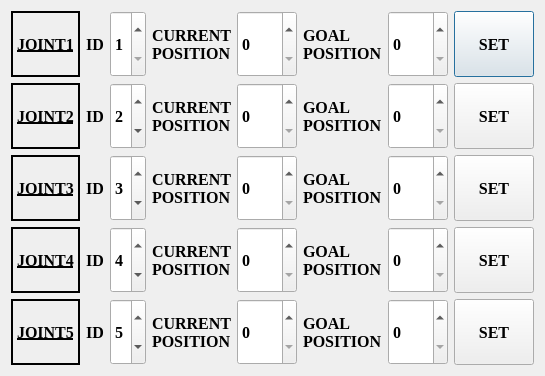
Before: the Qt Designer form singlejointcontrldlg.ui in thinkexist1989/um_qt, drawn with Qt 5.
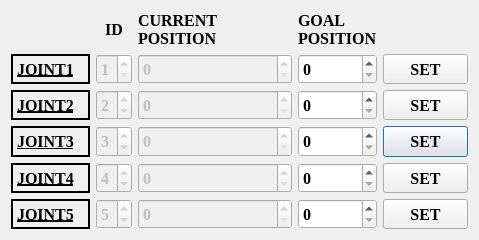
After: the same form once the commit is applied. Icons and pictures are not drawn.

```diff
--- a/singlejointcontrldlg.ui
+++ b/singlejointcontrldlg.ui
@@ -6,8 +6,8 @@
    <rect>
     <x>0</x>
     <y>0</y>
-    <width>530</width>
-    <height>376</height>
+    <width>479</width>
+    <height>240</height>
    </rect>
   </property>
   <property name="font">
@@ -22,171 +22,52 @@
    <string>SingleJointContrlDlg</string>
   </property>
   <layout class="QGridLayout" name="gridLayout">
+   <item row="4" column="0">
+    <widget class="QLabel" name="label_13">
+     <property name="sizePolicy">
+      <sizepolicy hsizetype="Expanding" vsizetype="Expanding">
+       <horstretch>0</horstretch>
+       <verstretch>0</verstretch>
+      </sizepolicy>
+     </property>
+     <property name="font">
+      <font>
+       <family>Times New Roman</family>
+       <pointsize>12</pointsize>
+       <weight>75</weight>
+       <italic>false</italic>
+       <bold>true</bold>
+       <underline>true</underline>
+      </font>
+     </property>
+     <property name="frameShape">
+      <enum>QFrame::WinPanel</enum>
+     </property>
+     <property name="frameShadow">
+      <enum>QFrame::Plain</enum>
+     </property>
+     <property name="text">
+      <string>JOINT4</string>
+     </property>
+    </widget>
+   </item>
    <item row="0" column="0">
-    <layout class="QHBoxLayout" name="horizontalLayout_4">
-     <item>
-      <layout class="QHBoxLayout" name="horizontalLayout">
-       <item>
-        <widget class="QLabel" name="label_4">
-         <property name="sizePolicy">
-          <sizepolicy hsizetype="Expanding" vsizetype="Expanding">
-           <horstretch>0</horstretch>
-           <verstretch>0</verstretch>
-          </sizepolicy>
-         </property>
-         <property name="font">
-          <font>
-           <family>Times New Roman</family>
-           <pointsize>12</pointsize>
-           <weight>75</weight>
-           <italic>false</italic>
-           <bold>true</bold>
-           <underline>true</underline>
-          </font>
-         </property>
-         <property name="frameShape">
-          <enum>QFrame::WinPanel</enum>
-         </property>
-         <property name="frameShadow">
-          <enum>QFrame::Plain</enum>
-         </property>
-         <property name="text">
-          <string>JOINT1</string>
-         </property>
-        </widget>
-       </item>
-       <item>
-        <widget class="QLabel" name="label_2">
-         <property name="sizePolicy">
-          <sizepolicy hsizetype="Expanding" vsizetype="Expanding">
-           <horstretch>0</horstretch>
-           <verstretch>0</verstretch>
-          </sizepolicy>
-         </property>
-         <property name="font">
-          <font>
-           <family>Times New Roman</family>
-           <pointsize>12</pointsize>
-           <weight>75</weight>
-           <bold>true</bold>
-          </font>
-         </property>
-         <property name="text">
-          <string>ID</string>
-         </property>
-         <property name="scaledContents">
-          <bool>true</bool>
-         </property>
-         <property name="alignment">
-          <set>Qt::AlignCenter</set>
-         </property>
-         <property name="wordWrap">
-          <bool>true</bool>
-         </property>
-        </widget>
-       </item>
-       <item>
-        <widget class="QSpinBox" name="idSpinBox_1">
-         <property name="sizePolicy">
-          <sizepolicy hsizetype="Expanding" vsizetype="Expanding">
-           <horstretch>0</horstretch>
-           <verstretch>0</verstretch>
-          </sizepolicy>
-         </property>
-         <property name="font">
-          <font>
-           <family>Times New Roman</family>
-           <pointsize>12</pointsize>
-           <weight>75</weight>
-           <bold>true</bold>
-          </font>
-         </property>
-         <property name="minimum">
-          <number>1</number>
-         </property>
-         <property name="maximum">
-          <number>6</number>
-         </property>
-        </widget>
-       </item>
-      </layout>
-     </item>
-     <item>
-      <layout class="QHBoxLayout" name="horizontalLayout_3">
-       <item>
-        <widget class="QLabel" name="label_3">
-         <property name="font">
-          <font>
-           <family>Times New Roman</family>
-           <pointsize>12</pointsize>
-           <weight>75</weight>
-           <bold>true</bold>
-          </font>
-         </property>
-         <property name="text">
-          <string>CURRENT POSITION</string>
-         </property>
-         <property name="wordWrap">
-          <bool>true</bool>
-         </property>
-        </widget>
-       </item>
-       <item>
-        <widget class="QSpinBox" name="CurrentPosSpinBox_1">
-         <property name="sizePolicy">
-          <sizepolicy hsizetype="Fixed" vsizetype="Preferred">
-           <horstretch>0</horstretch>
-           <verstretch>0</verstretch>
-          </sizepolicy>
-         </property>
-         <property name="font">
-          <font>
-           <family>Times New Roman</family>
-           <pointsize>12</pointsize>
-           <weight>75</weight>
-           <bold>true</bold>
-          </font>
-         </property>
-         <property name="maximum">
-          <number>4095</number>
-         </property>
-        </widget>
-       </item>
-      </layout>
-     </item>
-     <item>
-      <layout class="QHBoxLayout" name="horizontalLayout_2">
-       <item>
-        <widget class="QLabel" name="label">
-         <property name="sizePolicy">
-          <sizepolicy hsizetype="Expanding" vsizetype="Expanding">
-           <horstretch>0</horstretch>
-           <verstretch>0</verstretch>
-          </sizepolicy>
-         </property>
-         <property name="font">
-          <font>
-           <family>Times New Roman</family>
-           <pointsize>12</pointsize>
-           <weight>75</weight>
-           <bold>true</bold>
-          </font>
-         </property>
-         <property name="text">
-          <string>GOAL POSITION</string>
-         </property>
-         <property name="scaledContents">
-          <bool>false</bool>
-         </property>
-         <property name="wordWrap">
-          <bool>true</bool>
-         </property>
-        </widget>
-       </item>
-       <item>
+    <spacer name="horizontalSpacer">
+     <property name="orientation">
+      <enum>Qt::Horizontal</enum>
+     </property>
+     <property name="sizeHint" stdset="0">
+      <size>
+       <width>86</width>
+       <height>20</height>
+      </size>
+     </property>
+    </spacer>
+   </item>
+   <item row="1" column="3">
         <widget class="QSpinBox" name="GoalPosSpinBox_1">
          <property name="sizePolicy">
-          <sizepolicy hsizetype="Fixed" vsizetype="Expanding">
+      <sizepolicy hsizetype="Expanding" vsizetype="Expanding">
            <horstretch>0</horstretch>
            <verstretch>0</verstretch>
           </sizepolicy>
@@ -204,8 +85,29 @@
          </property>
         </widget>
        </item>
-       <item>
-        <widget class="QPushButton" name="SetPosBtn_1">
+   <item row="5" column="3">
+    <widget class="QSpinBox" name="GoalPosSpinBox_5">
+     <property name="sizePolicy">
+      <sizepolicy hsizetype="Expanding" vsizetype="Expanding">
+       <horstretch>0</horstretch>
+       <verstretch>0</verstretch>
+      </sizepolicy>
+     </property>
+     <property name="font">
+      <font>
+       <family>Times New Roman</family>
+       <pointsize>12</pointsize>
+       <weight>75</weight>
+       <bold>true</bold>
+      </font>
+     </property>
+     <property name="maximum">
+      <number>4095</number>
+     </property>
+    </widget>
+   </item>
+   <item row="3" column="4" colspan="2">
+    <widget class="QPushButton" name="SetPosBtn_3">
          <property name="sizePolicy">
           <sizepolicy hsizetype="Expanding" vsizetype="Expanding">
            <horstretch>0</horstretch>
@@ -235,75 +137,11 @@
          </property>
         </widget>
        </item>
-      </layout>
-     </item>
-    </layout>
-   </item>
-   <item row="1" column="0">
-    <layout class="QHBoxLayout" name="horizontalLayout_5">
-     <item>
-      <layout class="QHBoxLayout" name="horizontalLayout_6">
-       <item>
-        <widget class="QLabel" name="label_5">
-         <property name="sizePolicy">
-          <sizepolicy hsizetype="Expanding" vsizetype="Expanding">
-           <horstretch>0</horstretch>
-           <verstretch>0</verstretch>
-          </sizepolicy>
-         </property>
-         <property name="font">
-          <font>
-           <family>Times New Roman</family>
-           <pointsize>12</pointsize>
-           <weight>75</weight>
-           <italic>false</italic>
-           <bold>true</bold>
-           <underline>true</underline>
-          </font>
-         </property>
-         <property name="frameShape">
-          <enum>QFrame::WinPanel</enum>
-         </property>
-         <property name="frameShadow">
-          <enum>QFrame::Plain</enum>
-         </property>
-         <property name="text">
-          <string>JOINT2</string>
-         </property>
-        </widget>
-       </item>
-       <item>
-        <widget class="QLabel" name="label_6">
-         <property name="sizePolicy">
-          <sizepolicy hsizetype="Expanding" vsizetype="Expanding">
-           <horstretch>0</horstretch>
-           <verstretch>0</verstretch>
-          </sizepolicy>
-         </property>
-         <property name="font">
-          <font>
-           <family>Times New Roman</family>
-           <pointsize>12</pointsize>
-           <weight>75</weight>
-           <bold>true</bold>
-          </font>
-         </property>
-         <property name="text">
-          <string>ID</string>
-         </property>
-         <property name="scaledContents">
-          <bool>true</bool>
-         </property>
-         <property name="alignment">
-          <set>Qt::AlignCenter</set>
-         </property>
-         <property name="wordWrap">
-          <bool>true</bool>
-         </property>
-        </widget>
-       </item>
-       <item>
+   <item row="2" column="1">
         <widget class="QSpinBox" name="idSpinBox_2">
+     <property name="enabled">
+      <bool>false</bool>
+     </property>
          <property name="sizePolicy">
           <sizepolicy hsizetype="Expanding" vsizetype="Expanding">
            <horstretch>0</horstretch>
@@ -329,55 +167,8 @@
          </property>
         </widget>
        </item>
-      </layout>
-     </item>
-     <item>
-      <layout class="QHBoxLayout" name="horizontalLayout_7">
-       <item>
-        <widget class="QLabel" name="label_7">
-         <property name="font">
-          <font>
-           <family>Times New Roman</family>
-           <pointsize>12</pointsize>
-           <weight>75</weight>
-           <bold>true</bold>
-          </font>
-         </property>
-         <property name="text">
-          <string>CURRENT POSITION</string>
-         </property>
-         <property name="wordWrap">
-          <bool>true</bool>
-         </property>
-        </widget>
-       </item>
-       <item>
-        <widget class="QSpinBox" name="CurrentPosSpinBox_2">
-         <property name="sizePolicy">
-          <sizepolicy hsizetype="Fixed" vsizetype="Preferred">
-           <horstretch>0</horstretch>
-           <verstretch>0</verstretch>
-          </sizepolicy>
-         </property>
-         <property name="font">
-          <font>
-           <family>Times New Roman</family>
-           <pointsize>12</pointsize>
-           <weight>75</weight>
-           <bold>true</bold>
-          </font>
-         </property>
-         <property name="maximum">
-          <number>4095</number>
-         </property>
-        </widget>
-       </item>
-      </layout>
-     </item>
-     <item>
-      <layout class="QHBoxLayout" name="horizontalLayout_8">
-       <item>
-        <widget class="QLabel" name="label_8">
+   <item row="0" column="1">
+    <widget class="QLabel" name="label_2">
          <property name="sizePolicy">
           <sizepolicy hsizetype="Expanding" vsizetype="Expanding">
            <horstretch>0</horstretch>
@@ -393,39 +184,34 @@
           </font>
          </property>
          <property name="text">
-          <string>GOAL POSITION</string>
+      <string>ID</string>
          </property>
          <property name="scaledContents">
-          <bool>false</bool>
+      <bool>true</bool>
+     </property>
+     <property name="alignment">
+      <set>Qt::AlignCenter</set>
          </property>
          <property name="wordWrap">
           <bool>true</bool>
          </property>
         </widget>
        </item>
-       <item>
-        <widget class="QSpinBox" name="GoalPosSpinBox_2">
-         <property name="sizePolicy">
-          <sizepolicy hsizetype="Fixed" vsizetype="Expanding">
-           <horstretch>0</horstretch>
-           <verstretch>0</verstretch>
-          </sizepolicy>
-         </property>
-         <property name="font">
-          <font>
-           <family>Times New Roman</family>
-           <pointsize>12</pointsize>
-           <weight>75</weight>
-           <bold>true</bold>
-          </font>
-         </property>
-         <property name="maximum">
-          <number>4095</number>
-         </property>
-        </widget>
-       </item>
-       <item>
-        <widget class="QPushButton" name="SetPosBtn_2">
+   <item row="0" column="5">
+    <spacer name="horizontalSpacer_2">
+     <property name="orientation">
+      <enum>Qt::Horizontal</enum>
+     </property>
+     <property name="sizeHint" stdset="0">
+      <size>
+       <width>86</width>
+       <height>20</height>
+      </size>
+     </property>
+    </spacer>
+   </item>
+   <item row="4" column="4" colspan="2">
+    <widget class="QPushButton" name="SetPosBtn_4">
          <property name="sizePolicy">
           <sizepolicy hsizetype="Expanding" vsizetype="Expanding">
            <horstretch>0</horstretch>
@@ -455,15 +241,36 @@
          </property>
         </widget>
        </item>
-      </layout>
-     </item>
-    </layout>
-   </item>
-   <item row="2" column="0">
-    <layout class="QHBoxLayout" name="horizontalLayout_9">
-     <item>
-      <layout class="QHBoxLayout" name="horizontalLayout_10">
-       <item>
+   <item row="5" column="0">
+    <widget class="QLabel" name="label_17">
+     <property name="sizePolicy">
+      <sizepolicy hsizetype="Expanding" vsizetype="Expanding">
+       <horstretch>0</horstretch>
+       <verstretch>0</verstretch>
+      </sizepolicy>
+     </property>
+     <property name="font">
+      <font>
+       <family>Times New Roman</family>
+       <pointsize>12</pointsize>
+       <weight>75</weight>
+       <italic>false</italic>
+       <bold>true</bold>
+       <underline>true</underline>
+      </font>
+     </property>
+     <property name="frameShape">
+      <enum>QFrame::WinPanel</enum>
+     </property>
+     <property name="frameShadow">
+      <enum>QFrame::Plain</enum>
+     </property>
+     <property name="text">
+      <string>JOINT5</string>
+     </property>
+    </widget>
+   </item>
+   <item row="3" column="0">
         <widget class="QLabel" name="label_9">
          <property name="sizePolicy">
           <sizepolicy hsizetype="Expanding" vsizetype="Expanding">
@@ -492,141 +299,10 @@
          </property>
         </widget>
        </item>
-       <item>
-        <widget class="QLabel" name="label_10">
-         <property name="sizePolicy">
-          <sizepolicy hsizetype="Expanding" vsizetype="Expanding">
-           <horstretch>0</horstretch>
-           <verstretch>0</verstretch>
-          </sizepolicy>
-         </property>
-         <property name="font">
-          <font>
-           <family>Times New Roman</family>
-           <pointsize>12</pointsize>
-           <weight>75</weight>
-           <bold>true</bold>
-          </font>
-         </property>
-         <property name="text">
-          <string>ID</string>
-         </property>
-         <property name="scaledContents">
-          <bool>true</bool>
-         </property>
-         <property name="alignment">
-          <set>Qt::AlignCenter</set>
-         </property>
-         <property name="wordWrap">
-          <bool>true</bool>
-         </property>
-        </widget>
-       </item>
-       <item>
-        <widget class="QSpinBox" name="idSpinBox_3">
-         <property name="sizePolicy">
-          <sizepolicy hsizetype="Expanding" vsizetype="Expanding">
-           <horstretch>0</horstretch>
-           <verstretch>0</verstretch>
-          </sizepolicy>
-         </property>
-         <property name="font">
-          <font>
-           <family>Times New Roman</family>
-           <pointsize>12</pointsize>
-           <weight>75</weight>
-           <bold>true</bold>
-          </font>
-         </property>
-         <property name="minimum">
-          <number>1</number>
-         </property>
-         <property name="maximum">
-          <number>6</number>
-         </property>
-         <property name="value">
-          <number>3</number>
-         </property>
-        </widget>
-       </item>
-      </layout>
-     </item>
-     <item>
-      <layout class="QHBoxLayout" name="horizontalLayout_11">
-       <item>
-        <widget class="QLabel" name="label_11">
-         <property name="font">
-          <font>
-           <family>Times New Roman</family>
-           <pointsize>12</pointsize>
-           <weight>75</weight>
-           <bold>true</bold>
-          </font>
-         </property>
-         <property name="text">
-          <string>CURRENT POSITION</string>
-         </property>
-         <property name="wordWrap">
-          <bool>true</bool>
-         </property>
-        </widget>
-       </item>
-       <item>
-        <widget class="QSpinBox" name="CurrentPosSpinBox_3">
-         <property name="sizePolicy">
-          <sizepolicy hsizetype="Fixed" vsizetype="Preferred">
-           <horstretch>0</horstretch>
-           <verstretch>0</verstretch>
-          </sizepolicy>
-         </property>
-         <property name="font">
-          <font>
-           <family>Times New Roman</family>
-           <pointsize>12</pointsize>
-           <weight>75</weight>
-           <bold>true</bold>
-          </font>
-         </property>
-         <property name="maximum">
-          <number>4095</number>
-         </property>
-        </widget>
-       </item>
-      </layout>
-     </item>
-     <item>
-      <layout class="QHBoxLayout" name="horizontalLayout_12">
-       <item>
-        <widget class="QLabel" name="label_12">
-         <property name="sizePolicy">
-          <sizepolicy hsizetype="Expanding" vsizetype="Expanding">
-           <horstretch>0</horstretch>
-           <verstretch>0</verstretch>
-          </sizepolicy>
-         </property>
-         <property name="font">
-          <font>
-           <family>Times New Roman</family>
-           <pointsize>12</pointsize>
-           <weight>75</weight>
-           <bold>true</bold>
-          </font>
-         </property>
-         <property name="text">
-          <string>GOAL POSITION</string>
-         </property>
-         <property name="scaledContents">
-          <bool>false</bool>
-         </property>
-         <property name="wordWrap">
-          <bool>true</bool>
-         </property>
-        </widget>
-       </item>
-       <item>
+   <item row="3" column="3">
         <widget class="QSpinBox" name="GoalPosSpinBox_3">
          <property name="sizePolicy">
-          <sizepolicy hsizetype="Fixed" vsizetype="Expanding">
+      <sizepolicy hsizetype="Expanding" vsizetype="Expanding">
            <horstretch>0</horstretch>
            <verstretch>0</verstretch>
           </sizepolicy>
@@ -644,8 +320,11 @@
          </property>
         </widget>
        </item>
-       <item>
-        <widget class="QPushButton" name="SetPosBtn_3">
+   <item row="2" column="2">
+    <widget class="QSpinBox" name="CurrentPosSpinBox_2">
+     <property name="enabled">
+      <bool>false</bool>
+     </property>
          <property name="sizePolicy">
           <sizepolicy hsizetype="Expanding" vsizetype="Expanding">
            <horstretch>0</horstretch>
@@ -660,31 +339,13 @@
            <bold>true</bold>
           </font>
          </property>
-         <property name="text">
-          <string>SET</string>
-         </property>
-         <property name="icon">
-          <iconset resource="Resource.qrc">
-           <normaloff>:/icons/goalpos.ico</normaloff>:/icons/goalpos.ico</iconset>
-         </property>
-         <property name="iconSize">
-          <size>
-           <width>30</width>
-           <height>30</height>
-          </size>
+     <property name="maximum">
+      <number>4095</number>
          </property>
         </widget>
        </item>
-      </layout>
-     </item>
-    </layout>
-   </item>
-   <item row="3" column="0">
-    <layout class="QHBoxLayout" name="horizontalLayout_13">
-     <item>
-      <layout class="QHBoxLayout" name="horizontalLayout_14">
-       <item>
-        <widget class="QLabel" name="label_13">
+   <item row="1" column="0">
+    <widget class="QLabel" name="label_4">
          <property name="sizePolicy">
           <sizepolicy hsizetype="Expanding" vsizetype="Expanding">
            <horstretch>0</horstretch>
@@ -708,18 +369,12 @@
           <enum>QFrame::Plain</enum>
          </property>
          <property name="text">
-          <string>JOINT4</string>
+      <string>JOINT1</string>
          </property>
         </widget>
        </item>
-       <item>
-        <widget class="QLabel" name="label_14">
-         <property name="sizePolicy">
-          <sizepolicy hsizetype="Expanding" vsizetype="Expanding">
-           <horstretch>0</horstretch>
-           <verstretch>0</verstretch>
-          </sizepolicy>
-         </property>
+   <item row="0" column="2">
+    <widget class="QLabel" name="label_3">
          <property name="font">
           <font>
            <family>Times New Roman</family>
@@ -729,21 +384,66 @@
           </font>
          </property>
          <property name="text">
-          <string>ID</string>
-         </property>
-         <property name="scaledContents">
-          <bool>true</bool>
-         </property>
-         <property name="alignment">
-          <set>Qt::AlignCenter</set>
+      <string>CURRENT POSITION</string>
          </property>
          <property name="wordWrap">
           <bool>true</bool>
          </property>
         </widget>
        </item>
-       <item>
+   <item row="4" column="2">
+    <widget class="QSpinBox" name="CurrentPosSpinBox_4">
+     <property name="enabled">
+      <bool>false</bool>
+     </property>
+     <property name="sizePolicy">
+      <sizepolicy hsizetype="Expanding" vsizetype="Expanding">
+       <horstretch>0</horstretch>
+       <verstretch>0</verstretch>
+      </sizepolicy>
+     </property>
+     <property name="font">
+      <font>
+       <family>Times New Roman</family>
+       <pointsize>12</pointsize>
+       <weight>75</weight>
+       <bold>true</bold>
+      </font>
+     </property>
+     <property name="maximum">
+      <number>4095</number>
+     </property>
+    </widget>
+   </item>
+   <item row="5" column="2">
+    <widget class="QSpinBox" name="CurrentPosSpinBox_5">
+     <property name="enabled">
+      <bool>false</bool>
+     </property>
+     <property name="sizePolicy">
+      <sizepolicy hsizetype="Expanding" vsizetype="Expanding">
+       <horstretch>0</horstretch>
+       <verstretch>0</verstretch>
+      </sizepolicy>
+     </property>
+     <property name="font">
+      <font>
+       <family>Times New Roman</family>
+       <pointsize>12</pointsize>
+       <weight>75</weight>
+       <bold>true</bold>
+      </font>
+     </property>
+     <property name="maximum">
+      <number>4095</number>
+     </property>
+    </widget>
+   </item>
+   <item row="4" column="1">
         <widget class="QSpinBox" name="idSpinBox_4">
+     <property name="enabled">
+      <bool>false</bool>
+     </property>
          <property name="sizePolicy">
           <sizepolicy hsizetype="Expanding" vsizetype="Expanding">
            <horstretch>0</horstretch>
@@ -769,12 +469,14 @@
          </property>
         </widget>
        </item>
-      </layout>
-     </item>
-     <item>
-      <layout class="QHBoxLayout" name="horizontalLayout_15">
-       <item>
-        <widget class="QLabel" name="label_15">
+   <item row="2" column="4" colspan="2">
+    <widget class="QPushButton" name="SetPosBtn_2">
+     <property name="sizePolicy">
+      <sizepolicy hsizetype="Expanding" vsizetype="Expanding">
+       <horstretch>0</horstretch>
+       <verstretch>0</verstretch>
+      </sizepolicy>
+     </property>
          <property name="font">
           <font>
            <family>Times New Roman</family>
@@ -784,17 +486,27 @@
           </font>
          </property>
          <property name="text">
-          <string>CURRENT POSITION</string>
-         </property>
-         <property name="wordWrap">
-          <bool>true</bool>
-         </property>
-        </widget>
-       </item>
-       <item>
-        <widget class="QSpinBox" name="CurrentPosSpinBox_4">
+      <string>SET</string>
+     </property>
+     <property name="icon">
+      <iconset resource="Resource.qrc">
+       <normaloff>:/icons/goalpos.ico</normaloff>:/icons/goalpos.ico</iconset>
+     </property>
+     <property name="iconSize">
+      <size>
+       <width>30</width>
+       <height>30</height>
+      </size>
+     </property>
+    </widget>
+   </item>
+   <item row="3" column="2">
+    <widget class="QSpinBox" name="CurrentPosSpinBox_3">
+     <property name="enabled">
+      <bool>false</bool>
+     </property>
          <property name="sizePolicy">
-          <sizepolicy hsizetype="Fixed" vsizetype="Preferred">
+      <sizepolicy hsizetype="Expanding" vsizetype="Expanding">
            <horstretch>0</horstretch>
            <verstretch>0</verstretch>
           </sizepolicy>
@@ -812,12 +524,11 @@
          </property>
         </widget>
        </item>
-      </layout>
-     </item>
-     <item>
-      <layout class="QHBoxLayout" name="horizontalLayout_16">
-       <item>
-        <widget class="QLabel" name="label_16">
+   <item row="1" column="1">
+    <widget class="QSpinBox" name="idSpinBox_1">
+     <property name="enabled">
+      <bool>false</bool>
+     </property>
          <property name="sizePolicy">
           <sizepolicy hsizetype="Expanding" vsizetype="Expanding">
            <horstretch>0</horstretch>
@@ -832,21 +543,18 @@
            <bold>true</bold>
           </font>
          </property>
-         <property name="text">
-          <string>GOAL POSITION</string>
-         </property>
-         <property name="scaledContents">
-          <bool>false</bool>
-         </property>
-         <property name="wordWrap">
-          <bool>true</bool>
-         </property>
-        </widget>
-       </item>
-       <item>
-        <widget class="QSpinBox" name="GoalPosSpinBox_4">
+     <property name="minimum">
+      <number>1</number>
+     </property>
+     <property name="maximum">
+      <number>6</number>
+     </property>
+    </widget>
+   </item>
+   <item row="2" column="3">
+    <widget class="QSpinBox" name="GoalPosSpinBox_2">
          <property name="sizePolicy">
-          <sizepolicy hsizetype="Fixed" vsizetype="Expanding">
+      <sizepolicy hsizetype="Expanding" vsizetype="Expanding">
            <horstretch>0</horstretch>
            <verstretch>0</verstretch>
           </sizepolicy>
@@ -864,8 +572,8 @@
          </property>
         </widget>
        </item>
-       <item>
-        <widget class="QPushButton" name="SetPosBtn_4">
+   <item row="5" column="4" colspan="2">
+    <widget class="QPushButton" name="SetPosBtn_5">
          <property name="sizePolicy">
           <sizepolicy hsizetype="Expanding" vsizetype="Expanding">
            <horstretch>0</horstretch>
@@ -895,45 +603,11 @@
          </property>
         </widget>
        </item>
-      </layout>
-     </item>
-    </layout>
-   </item>
-   <item row="4" column="0">
-    <layout class="QHBoxLayout" name="horizontalLayout_17">
-     <item>
-      <layout class="QHBoxLayout" name="horizontalLayout_18">
-       <item>
-        <widget class="QLabel" name="label_17">
-         <property name="sizePolicy">
-          <sizepolicy hsizetype="Expanding" vsizetype="Expanding">
-           <horstretch>0</horstretch>
-           <verstretch>0</verstretch>
-          </sizepolicy>
-         </property>
-         <property name="font">
-          <font>
-           <family>Times New Roman</family>
-           <pointsize>12</pointsize>
-           <weight>75</weight>
-           <italic>false</italic>
-           <bold>true</bold>
-           <underline>true</underline>
-          </font>
-         </property>
-         <property name="frameShape">
-          <enum>QFrame::WinPanel</enum>
-         </property>
-         <property name="frameShadow">
-          <enum>QFrame::Plain</enum>
-         </property>
-         <property name="text">
-          <string>JOINT5</string>
-         </property>
-        </widget>
-       </item>
-       <item>
-        <widget class="QLabel" name="label_18">
+   <item row="1" column="2">
+    <widget class="QSpinBox" name="CurrentPosSpinBox_1">
+     <property name="enabled">
+      <bool>false</bool>
+     </property>
          <property name="sizePolicy">
           <sizepolicy hsizetype="Expanding" vsizetype="Expanding">
            <horstretch>0</horstretch>
@@ -948,22 +622,16 @@
            <bold>true</bold>
           </font>
          </property>
-         <property name="text">
-          <string>ID</string>
-         </property>
-         <property name="scaledContents">
-          <bool>true</bool>
-         </property>
-         <property name="alignment">
-          <set>Qt::AlignCenter</set>
-         </property>
-         <property name="wordWrap">
-          <bool>true</bool>
-         </property>
-        </widget>
-       </item>
-       <item>
+     <property name="maximum">
+      <number>4095</number>
+     </property>
+    </widget>
+   </item>
+   <item row="5" column="1">
         <widget class="QSpinBox" name="idSpinBox_5">
+     <property name="enabled">
+      <bool>false</bool>
+     </property>
          <property name="sizePolicy">
           <sizepolicy hsizetype="Expanding" vsizetype="Expanding">
            <horstretch>0</horstretch>
@@ -989,103 +657,8 @@
          </property>
         </widget>
        </item>
-      </layout>
-     </item>
-     <item>
-      <layout class="QHBoxLayout" name="horizontalLayout_19">
-       <item>
-        <widget class="QLabel" name="label_19">
-         <property name="font">
-          <font>
-           <family>Times New Roman</family>
-           <pointsize>12</pointsize>
-           <weight>75</weight>
-           <bold>true</bold>
-          </font>
-         </property>
-         <property name="text">
-          <string>CURRENT POSITION</string>
-         </property>
-         <property name="wordWrap">
-          <bool>true</bool>
-         </property>
-        </widget>
-       </item>
-       <item>
-        <widget class="QSpinBox" name="CurrentPosSpinBox_5">
-         <property name="sizePolicy">
-          <sizepolicy hsizetype="Fixed" vsizetype="Preferred">
-           <horstretch>0</horstretch>
-           <verstretch>0</verstretch>
-          </sizepolicy>
-         </property>
-         <property name="font">
-          <font>
-           <family>Times New Roman</family>
-           <pointsize>12</pointsize>
-           <weight>75</weight>
-           <bold>true</bold>
-          </font>
-         </property>
-         <property name="maximum">
-          <number>4095</number>
-         </property>
-        </widget>
-       </item>
-      </layout>
-     </item>
-     <item>
-      <layout class="QHBoxLayout" name="horizontalLayout_20">
-       <item>
-        <widget class="QLabel" name="label_20">
-         <property name="sizePolicy">
-          <sizepolicy hsizetype="Expanding" vsizetype="Expanding">
-           <horstretch>0</horstretch>
-           <verstretch>0</verstretch>
-          </sizepolicy>
-         </property>
-         <property name="font">
-          <font>
-           <family>Times New Roman</family>
-           <pointsize>12</pointsize>
-           <weight>75</weight>
-           <bold>true</bold>
-          </font>
-         </property>
-         <property name="text">
-          <string>GOAL POSITION</string>
-         </property>
-         <property name="scaledContents">
-          <bool>false</bool>
-         </property>
-         <property name="wordWrap">
-          <bool>true</bool>
-         </property>
-        </widget>
-       </item>
-       <item>
-        <widget class="QSpinBox" name="GoalPosSpinBox_5">
-         <property name="sizePolicy">
-          <sizepolicy hsizetype="Fixed" vsizetype="Expanding">
-           <horstretch>0</horstretch>
-           <verstretch>0</verstretch>
-          </sizepolicy>
-         </property>
-         <property name="font">
-          <font>
-           <family>Times New Roman</family>
-           <pointsize>12</pointsize>
-           <weight>75</weight>
-           <bold>true</bold>
-          </font>
-         </property>
-         <property name="maximum">
-          <number>4095</number>
-         </property>
-        </widget>
-       </item>
-       <item>
-        <widget class="QPushButton" name="SetPosBtn_5">
+   <item row="1" column="4" colspan="2">
+    <widget class="QPushButton" name="SetPosBtn_1">
          <property name="sizePolicy">
           <sizepolicy hsizetype="Expanding" vsizetype="Expanding">
            <horstretch>0</horstretch>
@@ -1115,9 +688,113 @@
          </property>
         </widget>
        </item>
-      </layout>
-     </item>
-    </layout>
+   <item row="4" column="3">
+    <widget class="QSpinBox" name="GoalPosSpinBox_4">
+     <property name="sizePolicy">
+      <sizepolicy hsizetype="Expanding" vsizetype="Expanding">
+       <horstretch>0</horstretch>
+       <verstretch>0</verstretch>
+      </sizepolicy>
+     </property>
+     <property name="font">
+      <font>
+       <family>Times New Roman</family>
+       <pointsize>12</pointsize>
+       <weight>75</weight>
+       <bold>true</bold>
+      </font>
+     </property>
+     <property name="maximum">
+      <number>4095</number>
+     </property>
+    </widget>
+   </item>
+   <item row="2" column="0">
+    <widget class="QLabel" name="label_5">
+     <property name="sizePolicy">
+      <sizepolicy hsizetype="Expanding" vsizetype="Expanding">
+       <horstretch>0</horstretch>
+       <verstretch>0</verstretch>
+      </sizepolicy>
+     </property>
+     <property name="font">
+      <font>
+       <family>Times New Roman</family>
+       <pointsize>12</pointsize>
+       <weight>75</weight>
+       <italic>false</italic>
+       <bold>true</bold>
+       <underline>true</underline>
+      </font>
+     </property>
+     <property name="frameShape">
+      <enum>QFrame::WinPanel</enum>
+     </property>
+     <property name="frameShadow">
+      <enum>QFrame::Plain</enum>
+     </property>
+     <property name="text">
+      <string>JOINT2</string>
+     </property>
+    </widget>
+   </item>
+   <item row="3" column="1">
+    <widget class="QSpinBox" name="idSpinBox_3">
+     <property name="enabled">
+      <bool>false</bool>
+     </property>
+     <property name="sizePolicy">
+      <sizepolicy hsizetype="Expanding" vsizetype="Expanding">
+       <horstretch>0</horstretch>
+       <verstretch>0</verstretch>
+      </sizepolicy>
+     </property>
+     <property name="font">
+      <font>
+       <family>Times New Roman</family>
+       <pointsize>12</pointsize>
+       <weight>75</weight>
+       <bold>true</bold>
+      </font>
+     </property>
+     <property name="minimum">
+      <number>1</number>
+     </property>
+     <property name="maximum">
+      <number>6</number>
+     </property>
+     <property name="value">
+      <number>3</number>
+     </property>
+    </widget>
+   </item>
+   <item row="0" column="3">
+    <widget class="QLabel" name="label">
+     <property name="sizePolicy">
+      <sizepolicy hsizetype="Expanding" vsizetype="Expanding">
+       <horstretch>0</horstretch>
+       <verstretch>0</verstretch>
+      </sizepolicy>
+     </property>
+     <property name="font">
+      <font>
+       <family>Times New Roman</family>
+       <pointsize>12</pointsize>
+       <weight>75</weight>
+       <bold>true</bold>
+      </font>
+     </property>
+     <property name="text">
+      <string>GOAL
+POSITION</string>
+     </property>
+     <property name="scaledContents">
+      <bool>false</bool>
+     </property>
+     <property name="wordWrap">
+      <bool>true</bool>
+     </property>
+    </widget>
    </item>
   </layout>
  </widget>
```
Lines whose indentation alone changed are shown as unchanged.
